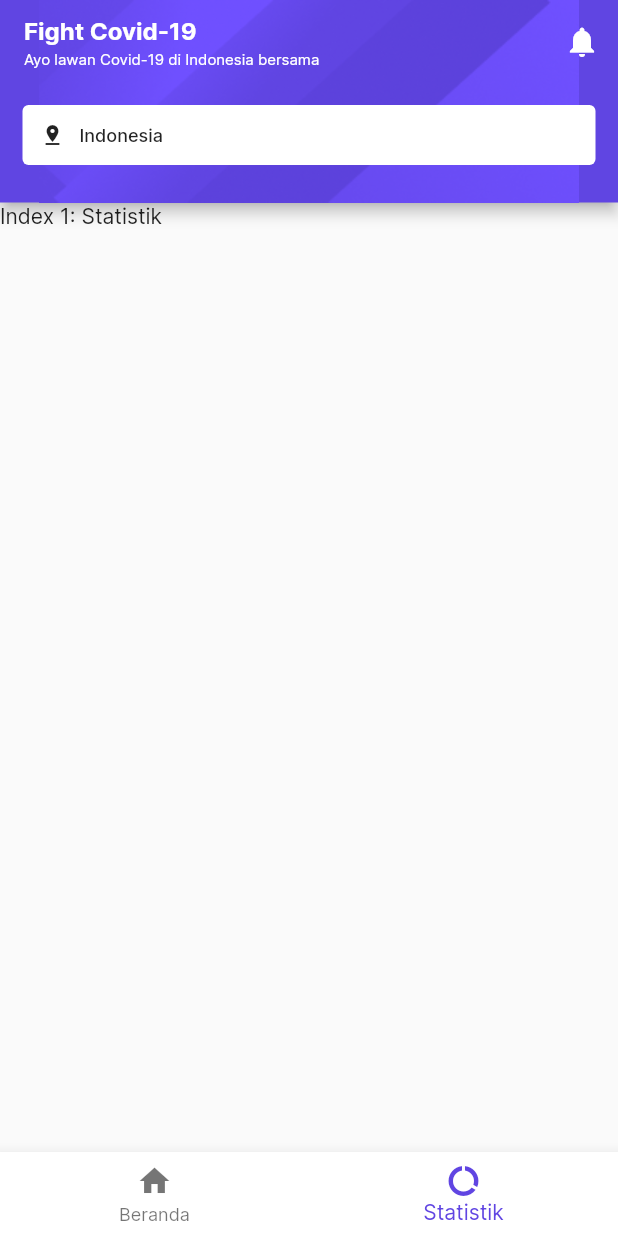
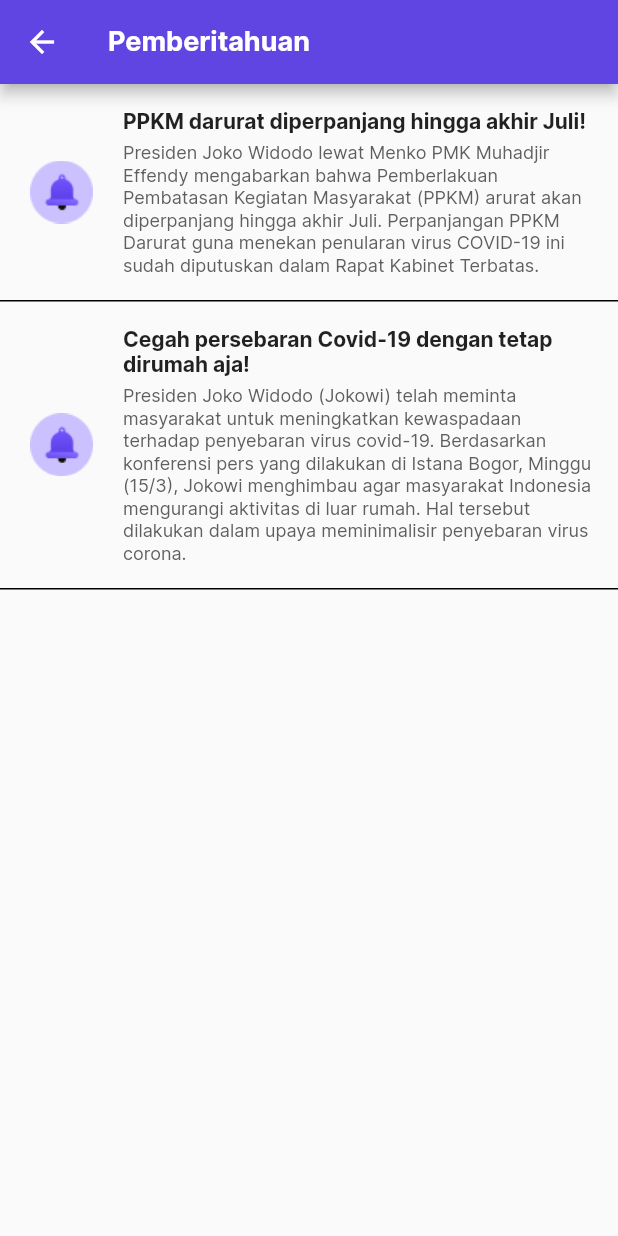
Before and after one commit to BerlySet/coronavirus_information, a Flutter app: the screen it shows after launch, item 2 of the bottom bar chosen, after a tap on the "notifications" icon, on a phone screen of 412 x 824 dp. Run offline on Flutter 3.47's test engine with Material 2 defaults, Android fonts, the phone set to English and light mode, and no system bars.

Commit message:
tinggal overlay + statistik

```diff
--- a/lib/Components/app_bar.dart
+++ b/lib/Components/app_bar.dart
@@ -1,3 +1,4 @@
+import 'package:coronavirus_information/Views/notifikasi.dart';
 import 'package:flutter/material.dart';
 
 class BuildAppBar extends StatelessWidget {
@@ -22,7 +23,11 @@ class BuildAppBar extends StatelessWidget {
           ),
         ],
       ),
-      actions: [IconButton(onPressed: () {}, icon: Icon(Icons.notifications))],
+      actions: [IconButton(onPressed: () {
+        Navigator.push(context, MaterialPageRoute(builder: (context) {
+          return Notifikasi();
+        }));
+      }, icon: Icon(Icons.notifications))],
       flexibleSpace: SafeArea(
         child: Image.asset('images/background-header.png'),
       ),
--- a/lib/Components/banner_pahlawan.dart
+++ b/lib/Components/banner_pahlawan.dart
@@ -1,4 +1,5 @@
 import 'dart:math' as math;
+import 'package:coronavirus_information/Views/coming_soon.dart';
 import 'package:flutter/material.dart';
 
 class CardJadiPahlawan extends StatelessWidget {
@@ -8,7 +9,13 @@ class CardJadiPahlawan extends StatelessWidget {
 
   @override
   Widget build(BuildContext context) {
-    return Container(
+    return GestureDetector(
+      onTap: () {
+        Navigator.push(context, MaterialPageRoute(builder: (context) {
+          return ComingSoon();
+        }));
+      },
+      child: Container(
         height: 87,
         width: MediaQuery.of(context).size.width,
         decoration: BoxDecoration(
@@ -60,6 +67,7 @@ class CardJadiPahlawan extends StatelessWidget {
                 )),
           ],
         ),
+      ),
     );
   }
 }
--- a/lib/Components/layanan_covid.dart
+++ b/lib/Components/layanan_covid.dart
@@ -1,4 +1,6 @@
 import 'package:coronavirus_information/Constants/Warna.dart';
+import 'package:coronavirus_information/Views/coming_soon.dart';
+import 'package:coronavirus_information/Views/rs_rujukan_page.dart';
 import 'package:flutter/material.dart';
 
 class LayananCovid extends StatelessWidget {
@@ -23,11 +25,18 @@ class LayananCovid extends StatelessWidget {
         Row(
           mainAxisAlignment: MainAxisAlignment.spaceBetween,
           children: [
-            Container(
+            GestureDetector(
+              onTap: () {
+                Navigator.push(context, MaterialPageRoute(builder: (context) {
+                  return RsRujukan();
+                }));
+              },
+              child: Container(
                 width: (MediaQuery.of(context).size.width - 51) / 4,
                 padding: EdgeInsets.symmetric(vertical: 15),
                 decoration: BoxDecoration(
-                  border: Border.all(), borderRadius: BorderRadius.circular(4)),
+                    border: Border.all(),
+                    borderRadius: BorderRadius.circular(4)),
                 child: Column(
                   mainAxisAlignment: MainAxisAlignment.spaceEvenly,
                   children: [
@@ -44,8 +53,17 @@ class LayananCovid extends StatelessWidget {
                   ],
                 ),
               ),
-            SizedBox(width: 7,),
-            Container(
+            ),
+            SizedBox(
+              width: 7,
+            ),
+            GestureDetector(
+              onTap: () {
+                Navigator.push(context, MaterialPageRoute(builder: (context) {
+                  return ComingSoon();
+                }));
+              },
+              child: Container(
                 width: (MediaQuery.of(context).size.width - 51) / 4,
                 padding: EdgeInsets.symmetric(vertical: 15),
                 decoration: BoxDecoration(
@@ -66,8 +84,17 @@ class LayananCovid extends StatelessWidget {
                   ],
                 ),
               ),
-            SizedBox(width: 7,),
-            Container(
+            ),
+            SizedBox(
+              width: 7,
+            ),
+            GestureDetector(
+              onTap: () {
+                Navigator.push(context, MaterialPageRoute(builder: (context) {
+                  return ComingSoon();
+                }));
+              },
+              child: Container(
                 width: (MediaQuery.of(context).size.width - 51) / 4,
                 padding: EdgeInsets.symmetric(vertical: 15),
                 decoration: BoxDecoration(
@@ -88,8 +115,17 @@ class LayananCovid extends StatelessWidget {
                   ],
                 ),
               ),
-            SizedBox(width: 7,),
-            Container(
+            ),
+            SizedBox(
+              width: 7,
+            ),
+            GestureDetector(
+              onTap: () {
+                Navigator.push(context, MaterialPageRoute(builder: (context) {
+                  return ComingSoon();
+                }));
+              },
+              child: Container(
                 width: (MediaQuery.of(context).size.width - 51) / 4,
                 padding: EdgeInsets.symmetric(vertical: 15),
                 decoration: BoxDecoration(
@@ -110,7 +146,7 @@ class LayananCovid extends StatelessWidget {
                   ],
                 ),
               ),
-
+            ),
           ],
         ),
         SizedBox(
@@ -119,7 +155,13 @@ class LayananCovid extends StatelessWidget {
         Row(
           mainAxisAlignment: MainAxisAlignment.start,
           children: [
-            Container(
+            GestureDetector(
+              onTap: () {
+                Navigator.push(context, MaterialPageRoute(builder: (context) {
+                  return ComingSoon();
+                }));
+              },
+              child: Container(
                 width: (MediaQuery.of(context).size.width - 51) / 4,
                 padding: EdgeInsets.symmetric(vertical: 15),
                 decoration: BoxDecoration(
@@ -140,8 +182,17 @@ class LayananCovid extends StatelessWidget {
                   ],
                 ),
               ),
-            SizedBox(width: 7,),
-            Container(
+            ),
+            SizedBox(
+              width: 7,
+            ),
+            GestureDetector(
+              onTap: () {
+                Navigator.push(context, MaterialPageRoute(builder: (context) {
+                  return ComingSoon();
+                }));
+              },
+              child: Container(
                 width: (MediaQuery.of(context).size.width - 51) / 4,
                 padding: EdgeInsets.symmetric(vertical: 15),
                 decoration: BoxDecoration(
@@ -162,8 +213,17 @@ class LayananCovid extends StatelessWidget {
                   ],
                 ),
               ),
-            SizedBox(width: 7,),
-            Container(
+            ),
+            SizedBox(
+              width: 7,
+            ),
+            GestureDetector(
+              onTap: () {
+                Navigator.push(context, MaterialPageRoute(builder: (context) {
+                  return ComingSoon();
+                }));
+              },
+              child: Container(
                 width: (MediaQuery.of(context).size.width - 51) / 4,
                 padding: EdgeInsets.symmetric(vertical: 15),
                 decoration: BoxDecoration(
@@ -184,6 +244,7 @@ class LayananCovid extends StatelessWidget {
                   ],
                 ),
               ),
+            ),
           ],
         ),
       ],
--- a/lib/Components/tentang_kami.dart
+++ b/lib/Components/tentang_kami.dart
@@ -1,4 +1,5 @@
 import 'package:coronavirus_information/Constants/Warna.dart';
+import 'package:coronavirus_information/Views/coming_soon.dart';
 import 'dart:math' as math;
 import 'package:flutter/material.dart';
 
@@ -18,15 +19,21 @@ class TentangKami extends StatelessWidget {
             style: TextStyle(fontWeight: FontWeight.bold, fontSize: 17),
           ),
         ),
-        SizedBox(height: 10,),
-        Container(
+        SizedBox(
+          height: 10,
+        ),
+        GestureDetector(
+          onTap: () {
+            Navigator.push(context, MaterialPageRoute(builder: (context) {
+              return ComingSoon();
+            }));
+          },
+          child: Container(
             width: MediaQuery.of(context).size.width,
             height: 55,
             padding: EdgeInsets.symmetric(horizontal: 20),
             decoration: BoxDecoration(
-            border: Border.all(),
-            borderRadius: BorderRadius.circular(4)
-          ),
+                border: Border.all(), borderRadius: BorderRadius.circular(4)),
             child: Row(
               mainAxisAlignment: MainAxisAlignment.spaceBetween,
               children: [
@@ -37,16 +44,25 @@ class TentangKami extends StatelessWidget {
                     child: Column(
                       crossAxisAlignment: CrossAxisAlignment.start,
                       children: [
-                    Text('Sumber Informasi', style: TextStyle(
-                      fontWeight: FontWeight.bold, fontSize: 12,
-                    ),),
-                    SizedBox(height: 3,),
-                    Text('Kami menampilkan data dari sumber terpercaya', style: TextStyle(
-                      fontWeight: FontWeight.normal, fontSize: 10,
-                    ),)
+                        Text(
+                          'Sumber Informasi',
+                          style: TextStyle(
+                            fontWeight: FontWeight.bold,
+                            fontSize: 12,
+                          ),
+                        ),
+                        SizedBox(
+                          height: 3,
+                        ),
+                        Text(
+                          'Kami menampilkan data dari sumber terpercaya',
+                          style: TextStyle(
+                            fontWeight: FontWeight.normal,
+                            fontSize: 10,
+                          ),
+                        )
                       ],
-                )
-              ),
+                    )),
                 Transform(
                     alignment: Alignment.center,
                     transform: Matrix4.rotationY(math.pi),
@@ -57,8 +73,17 @@ class TentangKami extends StatelessWidget {
               ],
             ),
           ),
-        SizedBox(height: 10,),
-        Container(
+        ),
+        SizedBox(
+          height: 10,
+        ),
+        GestureDetector(
+          onTap: () {
+            Navigator.push(context, MaterialPageRoute(builder: (context) {
+              return ComingSoon();
+            }));
+          },
+          child: Container(
             width: MediaQuery.of(context).size.width,
             height: 55,
             padding: EdgeInsets.symmetric(horizontal: 20),
@@ -76,16 +101,25 @@ class TentangKami extends StatelessWidget {
                     child: Column(
                       crossAxisAlignment: CrossAxisAlignment.start,
                       children: [
-                    Text('Survei Kepuasan Pengguna', style: TextStyle(
-                      fontWeight: FontWeight.bold, fontSize: 12,
-                    ),),
-                    SizedBox(height: 3,),
-                    Text('Berikan kami komentar anda mengenai aplikasi', style: TextStyle(
-                      fontWeight: FontWeight.normal, fontSize: 10,
-                    ),)
+                        Text(
+                          'Survei Kepuasan Pengguna',
+                          style: TextStyle(
+                            fontWeight: FontWeight.bold,
+                            fontSize: 12,
+                          ),
+                        ),
+                        SizedBox(
+                          height: 3,
+                        ),
+                        Text(
+                          'Berikan kami komentar anda mengenai aplikasi',
+                          style: TextStyle(
+                            fontWeight: FontWeight.normal,
+                            fontSize: 10,
+                          ),
+                        )
                       ],
-                )
-              ),
+                    )),
                 Transform(
                     alignment: Alignment.center,
                     transform: Matrix4.rotationY(math.pi),
@@ -96,6 +130,7 @@ class TentangKami extends StatelessWidget {
               ],
             ),
           ),
+        ),
       ],
     );
   }
--- /dev/null
+++ b/lib/Views/notifikasi.dart
@@ -0,0 +1,96 @@
+import 'package:coronavirus_information/Constants/Warna.dart';
+import 'package:flutter/material.dart';
+
+class Notifikasi extends StatelessWidget {
+  const Notifikasi({Key? key}) : super(key: key);
+
+  @override
+  Widget build(BuildContext context) {
+    return Scaffold(
+      appBar: AppBar(
+        title: Text(
+          'Pemberitahuan',
+          style: TextStyle(fontWeight: FontWeight.w700, fontSize: 18),
+        ),
+        backgroundColor: ungu,
+      ),
+      body: SingleChildScrollView(
+        scrollDirection: Axis.vertical,
+        child: Column(
+          children: [
+            Container(
+              padding: EdgeInsets.all(8),
+              decoration: BoxDecoration(
+                border: Border(bottom: BorderSide()),
+              ),
+              child: Row(
+                children: [
+                  Expanded(
+                    flex: 1,
+                    child: Image.asset('images/notifikasi_icon.png')),
+                  Expanded(
+                    flex: 5,
+                    child: Padding(
+                      padding: const EdgeInsets.all(8.0),
+                      child: Column(
+                        crossAxisAlignment: CrossAxisAlignment.start,
+                        children: [
+                          Text(
+                            'PPKM darurat diperpanjang hingga akhir Juli!',
+                            style: TextStyle(
+                                fontWeight: FontWeight.bold, fontSize: 14),
+                          ),
+                          SizedBox(height: 5,),
+                          Text(
+                            'Presiden Joko Widodo lewat Menko PMK Muhadjir Effendy mengabarkan bahwa Pemberlakuan Pembatasan Kegiatan Masyarakat (PPKM) arurat akan diperpanjang hingga akhir Juli. Perpanjangan PPKM Darurat guna menekan penularan virus COVID-19 ini sudah diputuskan dalam Rapat Kabinet Terbatas.',
+                            style:
+                                TextStyle(fontSize: 12, color: Color(0xFF5E5E5E)),
+                          ),
+                        ],
+                      ),
+                    ),
+                  )
+                ],
+              ),
+            ),
+            Container(
+              padding: EdgeInsets.all(8),
+              decoration: BoxDecoration(
+                border: Border(bottom: BorderSide()),
+              ),
+              child: Row(
+                children: [
+                  Expanded(
+                    flex: 1,
+                    child: Image.asset('images/notifikasi_icon.png')),
+                  Expanded(
+                    flex: 5,
+                    child: Padding(
+                      padding: const EdgeInsets.all(8.0),
+                      child: Column(
+                        crossAxisAlignment: CrossAxisAlignment.start,
+                        children: [
+                          Text(
+                            'Cegah persebaran Covid-19 dengan tetap dirumah aja!',
+                            style: TextStyle(
+                                fontWeight: FontWeight.bold, fontSize: 14),
+                          ),
+                          SizedBox(height: 5,),
+                          Text(
+                            'Presiden Joko Widodo (Jokowi) telah meminta masyarakat untuk meningkatkan kewaspadaan terhadap penyebaran virus covid-19. Berdasarkan konferensi pers yang dilakukan di Istana Bogor, Minggu (15/3), Jokowi menghimbau agar masyarakat Indonesia mengurangi aktivitas di luar rumah. Hal tersebut dilakukan dalam upaya meminimalisir penyebaran virus corona.',
+                            style:
+                                TextStyle(fontSize: 12, color: Color(0xFF5E5E5E)),
+                          ),
+                        ],
+                      ),
+                    ),
+                  )
+                ],
+              ),
+            ),
+          ],
+        ),
+      ),
+    );
+  }
+}
```
Also changed, not shown: lib/Components/rs_listview.dart (added, +65 -0 lines), lib/Models/rumah_sakit.dart (added, +52 -0 lines), lib/Views/coming_soon.dart (added, +35 -0 lines), lib/Views/rs_rujukan_page.dart (added, +84 -0 lines), images/location_rs.png (added), images/notifikasi_icon.png (added), images/zonk.png (added), 4 other files. Lines whose indentation alone changed are shown as unchanged.
